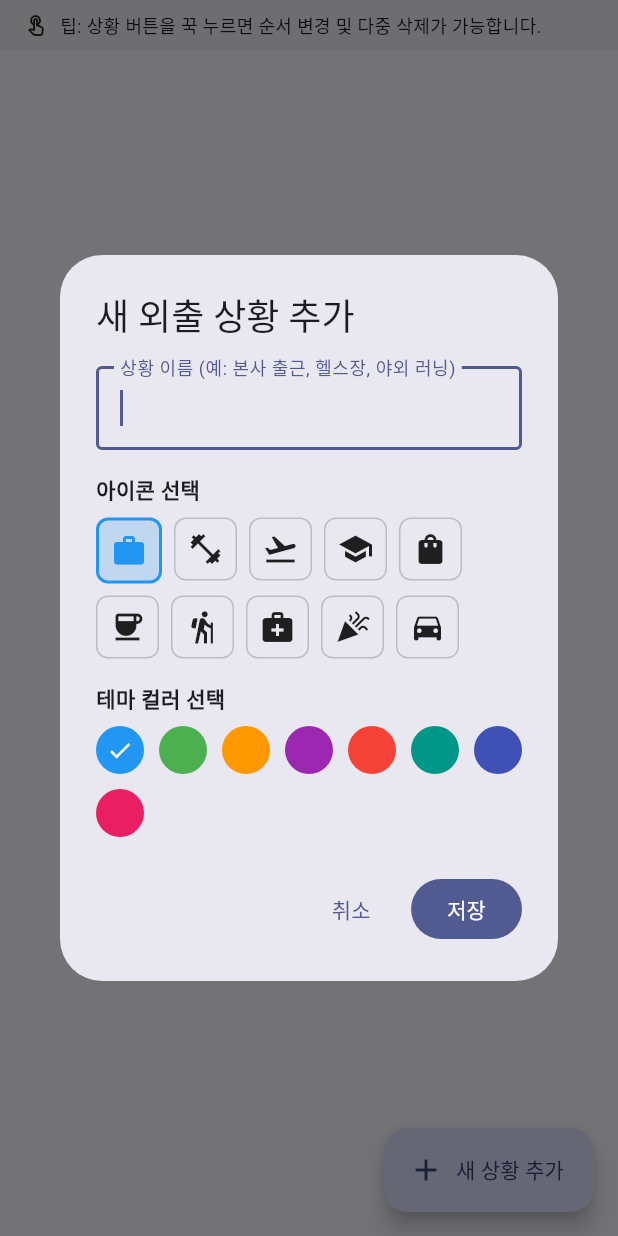
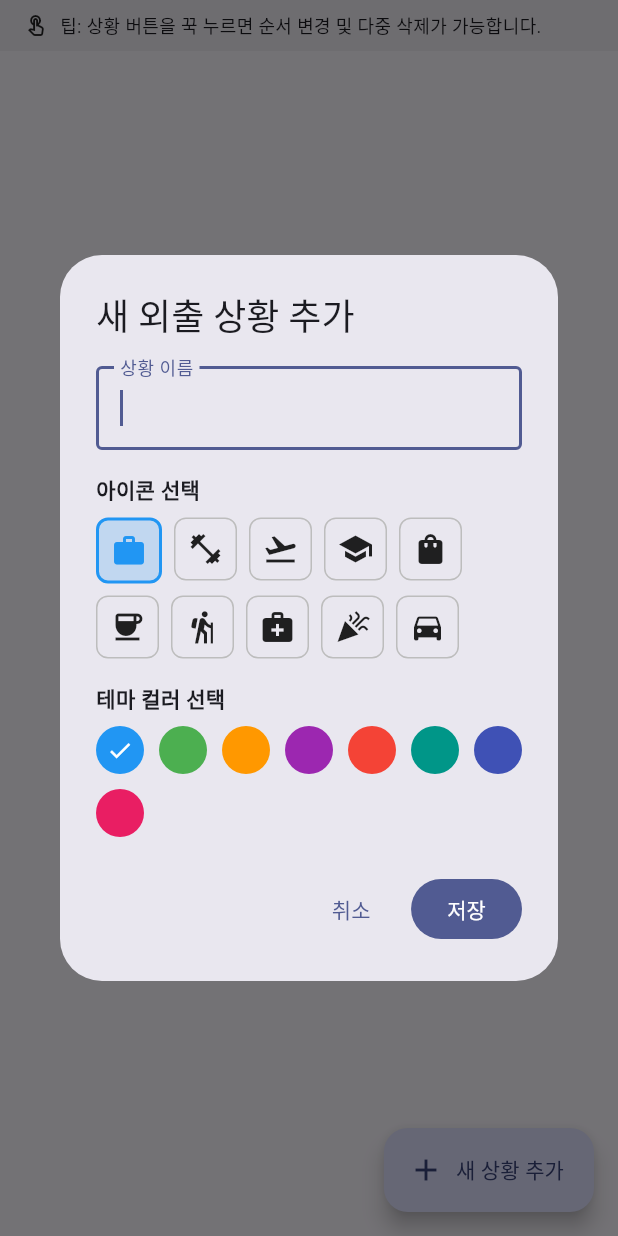
Before and after one commit to dlrmsah0603-rgb/ProjectBygo, a Flutter app: the SituationScreen screen opened directly with empty values, after a tap on "첫 외출 상황 만들기", on a phone screen of 412 x 824 dp. Run offline on Flutter 3.47's test engine with Material 3 defaults, Android fonts, the light colour scheme and no system bars; our stand-ins replace file_picker, shared_preferences, table_calendar; accounts and stored records are empty.

Commit message:
fix: 앱 내 과도한 설명 제거

```diff
--- a/lib/screens/calendar_screen.dart
+++ b/lib/screens/calendar_screen.dart
@@ -674,7 +674,7 @@ class _CalendarScreenState extends State<CalendarScreen> {
 
                       // --- 1. 태그 선택 (다중 선택 가능 + 직접 입력 칩) ---
                       const Text(
-                        '태그 선택 (캘린더 필터용 · 중복 선택 가능)',
+                        '태그 선택',
                         style: TextStyle(
                           fontSize: 12,
                           fontWeight: FontWeight.bold,
@@ -716,7 +716,7 @@ class _CalendarScreenState extends State<CalendarScreen> {
 
                       // --- 2. 연결할 외출 상황 체크리스트 (단일 선택) ---
                       const Text(
-                        '연결할 체크리스트 상황 (단일 선택)',
+                        '연결할 체크리스트 상황',
                         style: TextStyle(
                           fontSize: 12,
                           fontWeight: FontWeight.bold,
@@ -783,7 +783,7 @@ class _CalendarScreenState extends State<CalendarScreen> {
                             ? selectedPrepMinutes
                             : null,
                         decoration: const InputDecoration(
-                          labelText: '준비시간 (체크리스트 자동 포커싱)',
+                          labelText: '준비 시간',
                           prefixIcon: Icon(Icons.notifications_outlined),
                           border: OutlineInputBorder(),
                           isDense: true,
--- a/lib/screens/situation_screen.dart
+++ b/lib/screens/situation_screen.dart
@@ -278,7 +278,7 @@ class _SituationScreenState extends State<SituationScreen> {
                       controller: nameController,
                       autofocus: existing == null,
                       decoration: const InputDecoration(
-                        labelText: '상황 이름 (예: 본사 출근, 헬스장, 야외 러닝)',
+                        labelText: '상황 이름',
                         border: OutlineInputBorder(),
                       ),
                     ),
```
